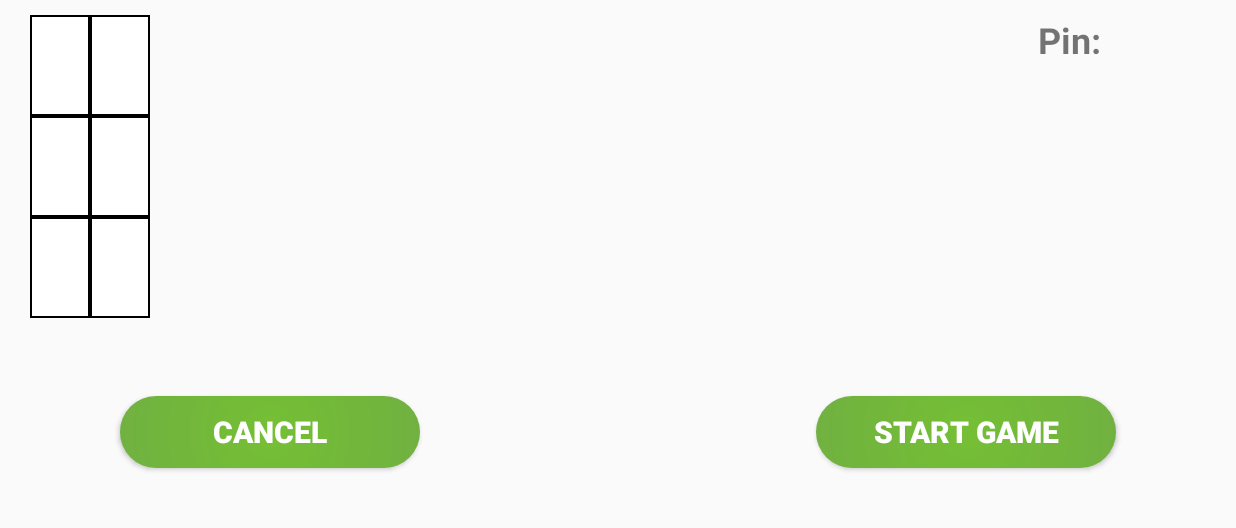
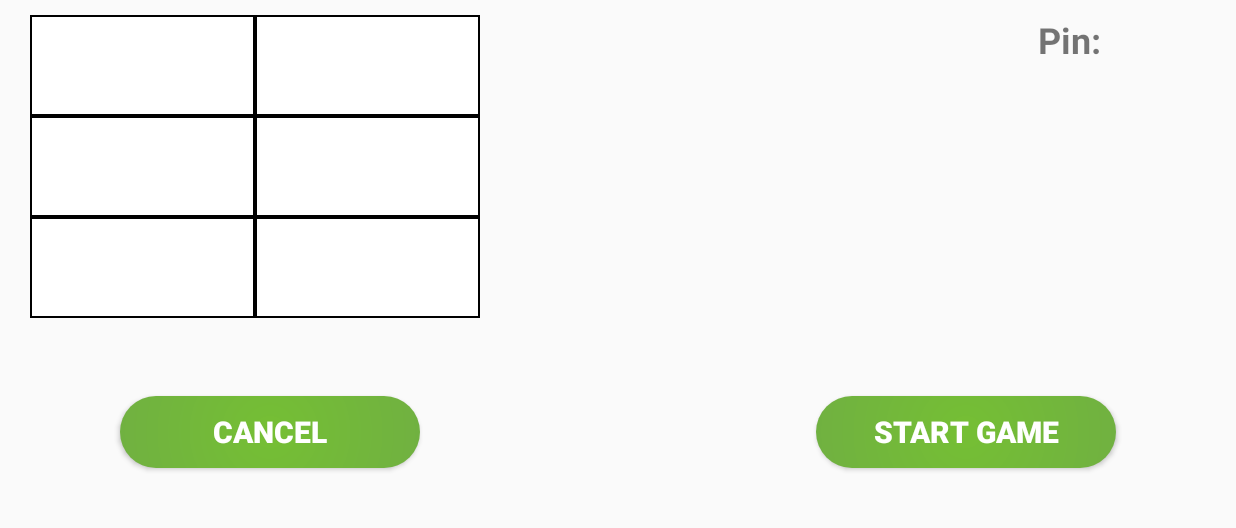
Before and after one commit to dapopovic/SE2_Anti-Monopoly, an Android app: the Lobby screen opened directly, with no data from a screen before it, on a phone screen of 824 x 412 dp (held sideways), the part 90-618 px from its top. Run offline under Robolectric (Android 15) with nearby library versions, the phone set to English and light mode, and no system bars.

Commit message:
requested changes 2
changed the Cancel to onCancel_Pagename
gave the textviews a minimum width

```diff
--- a/Client/app/src/main/java/at/aau/anti_mon/client/Lobby.java
+++ b/Client/app/src/main/java/at/aau/anti_mon/client/Lobby.java
@@ -36,7 +36,7 @@ public class Lobby extends AppCompatActivity {
         coll1.setText(username);
     }
 
-    public void Cancell(View view) {
+    public void onCancel_Lobby(View view) {
         Intent intent = new Intent(Lobby.this, Start_new_Game.class);
         startActivity(intent);
     }
--- a/Client/app/src/main/java/at/aau/anti_mon/client/Start_new_Game.java
+++ b/Client/app/src/main/java/at/aau/anti_mon/client/Start_new_Game.java
@@ -44,7 +44,7 @@ public class Start_new_Game extends AppCompatActivity {
         Lobby.Pin = message;
     }
 
-    public void Cancelsng(View view) {
+    public void onCancel_StartNewGame(View view) {
         Intent intent = new Intent(Start_new_Game.this, Start_Page.class);
         startActivity(intent);
     }
--- a/Client/app/src/main/res/layout/activity_lobby.xml
+++ b/Client/app/src/main/res/layout/activity_lobby.xml
@@ -30,7 +30,7 @@
         style="@style/Buttons_Style"
         android:layout_width="200dp"
         android:layout_height="wrap_content"
-        android:onClick="Cancell"
+        android:onClick="onCancel_Lobby"
         android:text="@string/cancel"
         app:layout_constraintBottom_toTopOf="@+id/guideline3"
         app:layout_constraintStart_toStartOf="@+id/guideline7" />
@@ -53,7 +53,8 @@
                 android:gravity="center"
                 android:padding="20sp"
                 android:textSize="20sp"
-                android:textStyle="bold" />
+                android:textStyle="bold"
+                android:minWidth="150dp"/>
 
             <TextView
                 android:id="@+id/coll4"
@@ -62,7 +63,8 @@
                 android:gravity="center"
                 android:padding="20sp"
                 android:textSize="20sp"
-                android:textStyle="bold" />
+                android:textStyle="bold"
+                android:minWidth="150dp"/>
         </TableRow>
 
         <TableRow
@@ -76,7 +78,8 @@
                 android:gravity="center"
                 android:padding="20sp"
                 android:textSize="20sp"
-                android:textStyle="bold" />
+                android:textStyle="bold"
+                android:minWidth="150dp"/>
 
             <TextView
                 android:id="@+id/coll5"
@@ -85,7 +88,8 @@
                 android:gravity="center"
                 android:padding="20sp"
                 android:textSize="20sp"
-                android:textStyle="bold" />
+                android:textStyle="bold"
+                android:minWidth="150dp"/>
         </TableRow>
 
         <TableRow
@@ -99,7 +103,8 @@
                 android:gravity="center"
                 android:padding="20sp"
                 android:textSize="20sp"
-                android:textStyle="bold" />
+                android:textStyle="bold"
+                android:minWidth="150dp"/>
 
             <TextView
                 android:id="@+id/coll6"
@@ -108,7 +113,8 @@
                 android:gravity="center"
                 android:padding="20sp"
                 android:textSize="20sp"
-                android:textStyle="bold" />
+                android:textStyle="bold"
+                android:minWidth="150dp"/>
         </TableRow>
 
     </TableLayout>
--- a/Client/app/src/main/res/layout/activity_start_new_game.xml
+++ b/Client/app/src/main/res/layout/activity_start_new_game.xml
@@ -30,7 +30,7 @@
         style="@style/Buttons_Style"
         android:layout_width="200dp"
         android:layout_height="wrap_content"
-        android:onClick="Cancelsng"
+        android:onClick="onCancel_StartNewGame"
         android:text="@string/cancel"
         app:layout_constraintBottom_toTopOf="@+id/guideline"
         app:layout_constraintStart_toStartOf="@+id/guideline9" />
```
